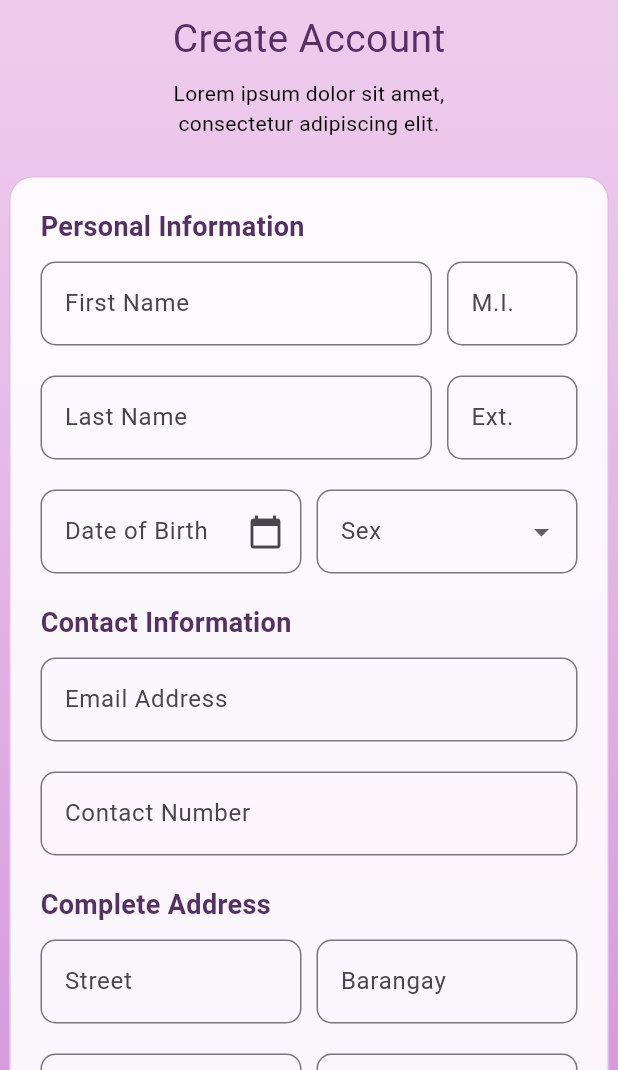
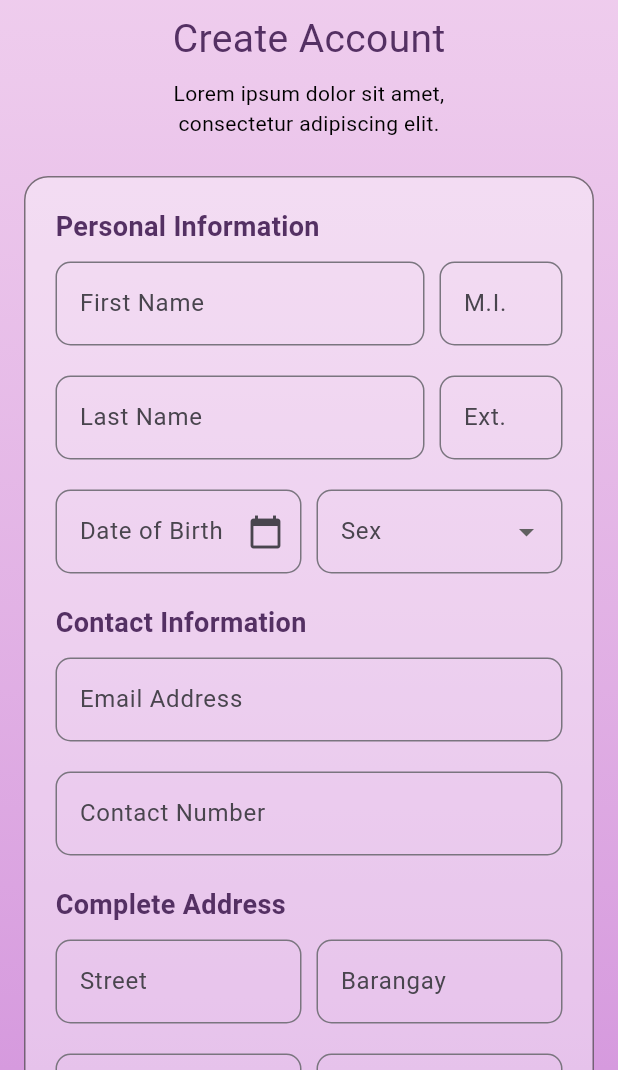
Before and after one commit to mmjcb/appdev_finalproject, a Flutter app: the screen it shows after launch, after a tap on "Sign up", on a phone screen of 412 x 824 dp, the part 166-1236 px from its top. Run offline on Flutter 3.47's test engine with Material 3 defaults, Android fonts, the phone set to English and light mode, and no system bars; our stand-ins replace google_fonts; Roboto replaces fonts that are missing (Audiowide).

Commit message:
Socials logo changed on login page, Container opacity adjusted on both pages, Container border changed to black

```diff
--- a/lib/login.dart
+++ b/lib/login.dart
@@ -62,13 +62,16 @@ class _LoginState extends State<Login> {
 
                 const SizedBox(height: 25),
 
-                Container(
+                // Added horizontal padding here
+                Padding(
+                  padding: const EdgeInsets.symmetric(horizontal: 20.0),
+                  child: Container(
                     width: 400,
                     padding: const EdgeInsets.all(20),
                     decoration: BoxDecoration(
-                    color: Colors.white.withOpacity(0.9),
+                      color: const Color.fromARGB(255, 255, 255, 255).withOpacity(0.40),
                       borderRadius: BorderRadius.circular(16),
-                    border: Border.all(color: Colors.purple.shade100),
+                      border: Border.all(color: const Color.fromARGB(255, 0, 0, 0).withOpacity(0.50)),
                     ),
                     child: Column(
                       crossAxisAlignment: CrossAxisAlignment.start,
@@ -99,6 +102,7 @@ class _LoginState extends State<Login> {
                                 borderRadius: BorderRadius.circular(10),
                               ),
                             ),
+                            obscureText: true,
                           ),
                         ),
 
@@ -141,7 +145,8 @@ class _LoginState extends State<Login> {
                                   color: Color.fromARGB(128, 170, 96, 200),
                                 ),
                               ),
-                            padding: const EdgeInsets.symmetric(vertical: 14),
+                              padding:
+                                  const EdgeInsets.symmetric(vertical: 14),
                             ),
                             onPressed: () {
                               Navigator.pushReplacement(
@@ -162,6 +167,7 @@ class _LoginState extends State<Login> {
                           ),
                         ),
                       ],
+                    ),
                   ),
                 ),
 
@@ -204,9 +210,9 @@ class _LoginState extends State<Login> {
                   width: 400,
                   child: Column(
                     children: [
-                      socialButton(Icons.g_mobiledata, "Sign in with Google"),
-                      socialButton(Icons.facebook, "Sign in with Facebook"),
-                      socialButton(Icons.apple, "Sign in with Apple"),
+                      socialButton('assets/google.png', "Sign in with Google"),
+                      socialButton('assets/facebook.png', "Sign in with Facebook"),
+                      socialButton('assets/apple.png', "Sign in with Apple"),
                     ],
                   ),
                 ),
@@ -218,14 +224,18 @@ class _LoginState extends State<Login> {
     );
   }
 
-  Widget socialButton(IconData icon, String text) {
+  Widget socialButton(String imagePath, String text) {
     return Padding(
       padding: const EdgeInsets.only(top: 10.0),
       child: SizedBox(
         width: double.infinity,
         child: OutlinedButton.icon(
           onPressed: () {},
-          icon: Icon(icon, color: Colors.black),
+          icon: Image.asset(
+            imagePath,
+            height: 24,
+            width: 24,
+          ),
           label: Text(
             text,
             style: const TextStyle(color: Colors.black),
--- a/lib/register.dart
+++ b/lib/register.dart
@@ -64,13 +64,16 @@ class _RegisterState extends State<Register> {
                 ),
                 const SizedBox(height: 25),
 
-                Container(
+                // Added horizontal padding around container 👇
+                Padding(
+                  padding: const EdgeInsets.symmetric(horizontal: 16.0),
+                  child: Container(
                     width: 400,
                     padding: const EdgeInsets.all(20),
                     decoration: BoxDecoration(
-                    color: Colors.white.withOpacity(0.9),
+                      color: const Color.fromARGB(255, 255, 255, 255).withOpacity(0.40),
                       borderRadius: BorderRadius.circular(16),
-                    border: Border.all(color: Colors.purple.shade100),
+                      border: Border.all(color: const Color.fromARGB(255, 0, 0, 0).withOpacity(0.50)),
                     ),
                     child: Column(
                       crossAxisAlignment: CrossAxisAlignment.start,
@@ -162,10 +165,12 @@ class _RegisterState extends State<Register> {
                                     border: OutlineInputBorder(
                                       borderRadius: BorderRadius.circular(10),
                                     ),
-                                  suffixIcon: const Icon(Icons.calendar_today),
+                                    suffixIcon:
+                                        const Icon(Icons.calendar_today),
                                   ),
                                   onTap: () async {
-                                  DateTime? pickedDate = await showDatePicker(
+                                    DateTime? pickedDate =
+                                        await showDatePicker(
                                       context: context,
                                       initialDate: DateTime(2000),
                                       firstDate: DateTime(1900),
@@ -327,13 +332,15 @@ class _RegisterState extends State<Register> {
                                   color: Color.fromARGB(128, 170, 96, 200),
                                 ),
                               ),
-                            padding: const EdgeInsets.symmetric(vertical: 14),
+                              padding:
+                                  const EdgeInsets.symmetric(vertical: 14),
                             ),
                             onPressed: () {
                               Navigator.pushReplacement(
                                 context,
                                 MaterialPageRoute(
-                                  builder: (context) => const HomePage()),
+                                  builder: (context) => const HomePage(),
+                                ),
                               );
                             },
                             child: const Text(
@@ -341,14 +348,18 @@ class _RegisterState extends State<Register> {
                               style: TextStyle(
                                 fontSize: 16,
                                 color: Colors.black,
-                                fontWeight: FontWeight.bold),
+                                fontWeight: FontWeight.bold,
+                              ),
                             ),
                           ),
                         ),
                       ],
                     ),
                   ),
+                ),
+
                 const SizedBox(height: 12),
+
                 Row(
                   mainAxisAlignment: MainAxisAlignment.center,
                   children: [
@@ -358,7 +369,8 @@ class _RegisterState extends State<Register> {
                         Navigator.pushReplacement(
                           context,
                           MaterialPageRoute(
-                              builder: (context) => const Login()),
+                            builder: (context) => const Login(),
+                          ),
                         );
                       },
                       child: const Text(
--- a/pubspec.yaml
+++ b/pubspec.yaml
@@ -60,6 +60,10 @@ flutter:
 
   assets:
     - assets/SkipQ-Logo.png
+    - assets/facebook.png
+    - assets/google.png
+    - assets/apple.png
+
 
   # To add assets to your application, add an assets section, like this:
   # assets:
```
Also changed, not shown: assets/apple.png (added), assets/facebook.png (added), assets/google.png (added). Lines whose indentation alone changed are shown as unchanged.
